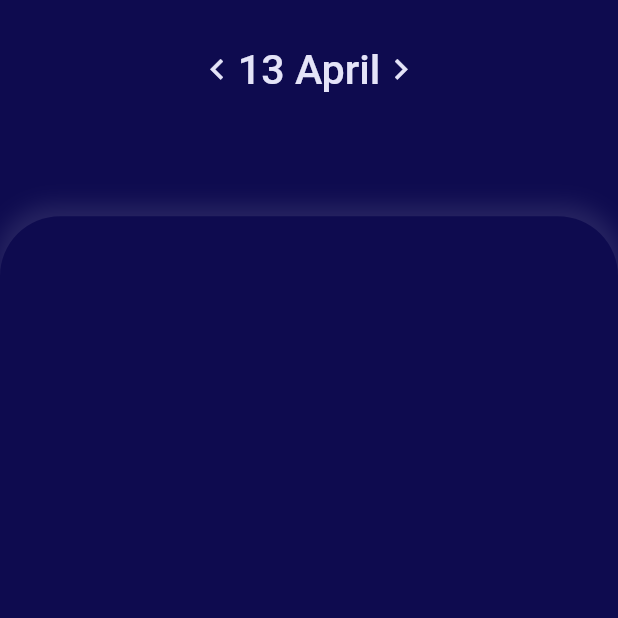
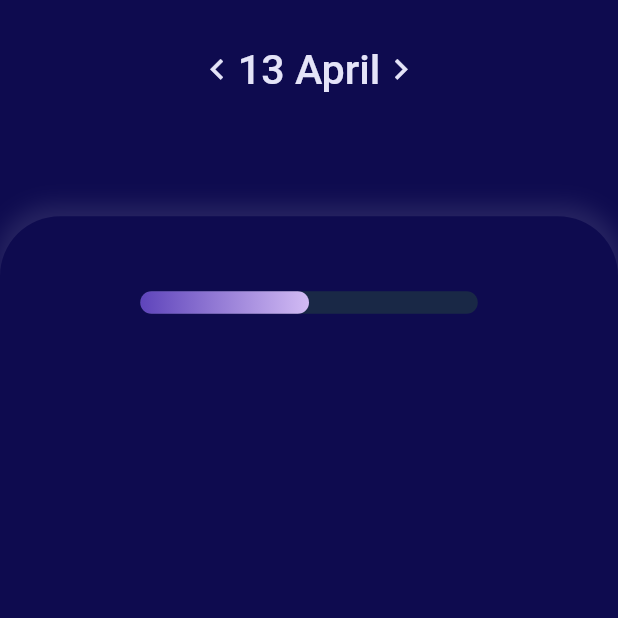
Before and after one commit to nimiology/water_tracker_flutter, a Flutter app: the screen it shows after launch, on a phone screen of 412 x 824 dp, the top half of it. Run offline on Flutter 3.47's test engine with Material 2 defaults, Android fonts, the phone set to English and light mode, and no system bars; our stand-ins replace google_fonts.

Commit message:
progress bar

```diff
--- /dev/null
+++ b/lib/widgets/progress_bar_widget.dart
@@ -0,0 +1,31 @@
+import 'package:flutter/material.dart';
+
+class ProgressBar extends StatelessWidget {
+  int volume;
+  ProgressBar({Key? key, required this.volume}) : super(key: key);
+
+  @override
+  Widget build(BuildContext context) {
+    return Container(
+      height: 15,
+      margin: const EdgeInsets.only(top: 50),
+      child: Stack(children: [
+        Container(
+          width: 225,
+          decoration: BoxDecoration(
+              color: const Color.fromRGBO(25, 40, 70, 1),
+              borderRadius: BorderRadius.circular(100)),
+        ),
+        Container(
+          width: 225 * volume / 100,
+          decoration: BoxDecoration(
+              gradient: const LinearGradient(colors: [
+                Color.fromRGBO(94, 68, 187, 1),
+                Color.fromRGBO(210, 187, 244, 1),
+              ]),
+              borderRadius: BorderRadius.circular(100)),
+        ),
+      ]),
+    );
+  }
+}
--- a/lib/widgets/widget_body_widget.dart
+++ b/lib/widgets/widget_body_widget.dart
@@ -1,5 +1,7 @@
 import 'package:flutter/material.dart';
 import 'package:flutter/rendering.dart';
+
+import 'progress_bar_widget.dart';
 
 
 class WidgetBody extends StatelessWidget {
@@ -13,7 +15,7 @@ class WidgetBody extends StatelessWidget {
         width: screenSize.width,
         height: screenSize.height * 0.825,
         decoration: BoxDecoration(
-            color: Color.fromRGBO(14, 11, 79, 1),
+            color: const Color.fromRGBO(14, 11, 79, 1),
             boxShadow: [
               BoxShadow(
                 color: Colors.white.withOpacity(0.1),
@@ -26,6 +28,11 @@ class WidgetBody extends StatelessWidget {
           // border: Border.all(color: Colors.red),
             borderRadius: const BorderRadius.only(topLeft: circularRadius, topRight: circularRadius)
         ),
+        child: Column(
+          children: [
+            ProgressBar(volume: 50)
+          ],
+        ),
     );
   }
 }
```
Also changed, not shown: lib/screens/home_screen.dart (+0 -10 lines).
